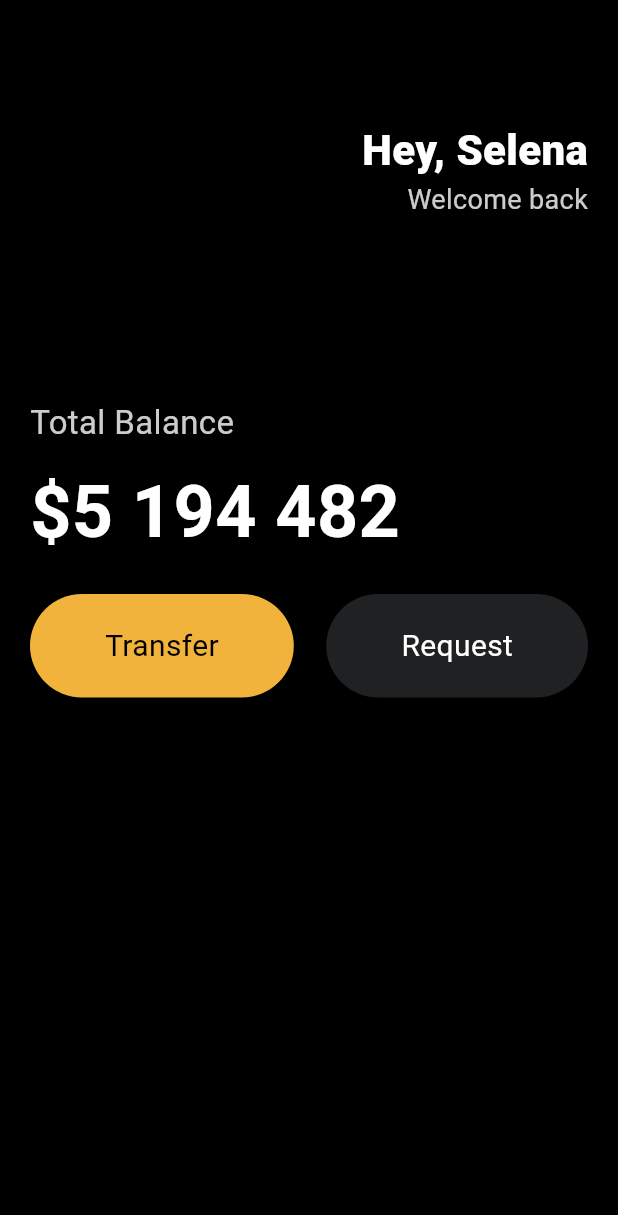
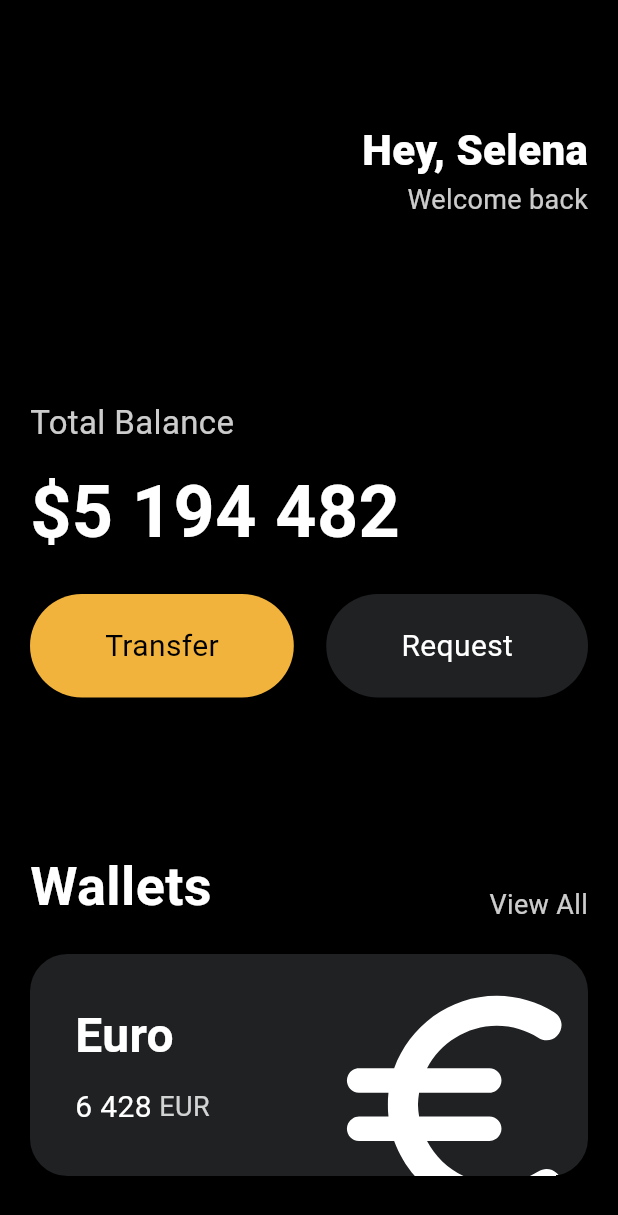
Before and after one commit to SoheeP/nomad_toonfilx, a Flutter app: the screen it shows after launch, on a phone screen of 412 x 824 dp. Shown: the top 1215 px of the screen. Run offline on Flutter 3.47's test engine with Material 3 defaults, Android fonts, the phone set to English and light mode, and no system bars.

Commit message:
Feat: Card

```diff
--- a/lib/main.dart
+++ b/lib/main.dart
@@ -94,7 +94,92 @@
                     textColor: Colors.white,
                   )
                 ],
-              )
+              ),
+              const SizedBox(
+                height: 100,
+              ),
+              Row(
+                mainAxisAlignment: MainAxisAlignment.spaceBetween,
+                crossAxisAlignment: CrossAxisAlignment.end,
+                children: [
+                  const Text(
+                    'Wallets',
+                    style: TextStyle(
+                      color: Colors.white,
+                      fontSize: 36,
+                      fontWeight: FontWeight.w600,
+                    ),
+                  ),
+                  Text(
+                    'View All',
+                    style: TextStyle(
+                      color: Colors.white.withOpacity(0.8),
+                      fontSize: 18,
+                    ),
+                  ),
+                ],
+              ),
+              const SizedBox(
+                height: 20,
+              ),
+              Container(
+                  decoration: BoxDecoration(
+                    color: const Color(0xff1f2123),
+                    borderRadius: BorderRadius.circular(25),
+                  ),
+                  clipBehavior: Clip.hardEdge,
+                  child: Padding(
+                    padding: const EdgeInsets.all(30),
+                    child: Row(
+                      mainAxisAlignment: MainAxisAlignment.spaceBetween,
+                      children: [
+                        Column(
+                          crossAxisAlignment: CrossAxisAlignment.start,
+                          children: [
+                            const Text(
+                              'Euro',
+                              style: TextStyle(
+                                color: Colors.white,
+                                fontSize: 32,
+                                fontWeight: FontWeight.w600,
+                              ),
+                            ),
+                            const SizedBox(
+                              height: 10,
+                            ),
+                            Row(
+                              children: [
+                                const Text('6 428',
+                                    style: TextStyle(
+                                      color: Colors.white,
+                                      fontSize: 20,
+                                    )),
+                                const SizedBox(
+                                  width: 5,
+                                ),
+                                Text('EUR',
+                                    style: TextStyle(
+                                      color: Colors.white.withOpacity(0.8),
+                                      fontSize: 18,
+                                    )),
+                              ],
+                            )
+                          ],
+                        ),
+                        Transform.scale(
+                          scale: 2.2,
+                          child: Transform.translate(
+                            offset: const Offset(-5, 12),
+                            child: const Icon(
+                              Icons.euro_rounded,
+                              color: Colors.white,
+                              size: 88,
+                            ),
+                          ),
+                        ),
+                      ],
+                    ),
+                  ))
             ],
           )),
     ));
```
